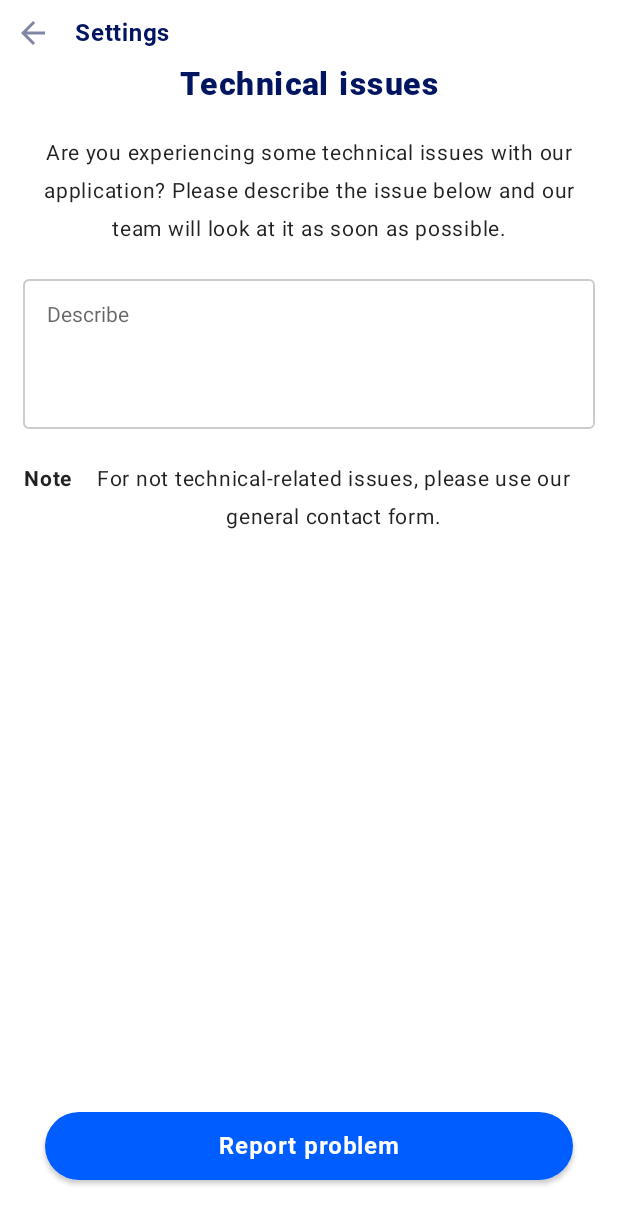
After one commit to RemonImpel/IPDemo, an Android app built with Jetpack Compose: the ReportProblemScreen screen opened through its navigation route, on a phone screen of 412 x 824 dp. The commit adds this screen. Shown: the top 1224 px of the screen. Run offline under Robolectric (Android 15) with nearby library versions, the phone set to English and light mode, and no system bars.

Commit message:
ReportProblemScreen.kt

```diff
--- a/app/src/main/java/com/example/ipdemo/Navigations/AppNavigations.kt
+++ b/app/src/main/java/com/example/ipdemo/Navigations/AppNavigations.kt
@@ -17,7 +17,9 @@ enum class Screens {
     ABOUTUS,
     CHANGELOG,
     CHANGELOGDETAILS,
-    HELPCONTACT
+    HELPCONTACT,
+    FAQ,
+    REPORTPROBLEM
 }
 
 @Composable
@@ -25,7 +27,7 @@ fun IPApp(
     notificationStateController: NotificationStateController,
     navController: NavHostController = rememberNavController()
 ) {
-    Scaffold{ innerpadding ->
+    Scaffold (){ innerpadding ->
         NavHost(
             navController = navController,
             startDestination = Screens.SETTINGS.name,
@@ -72,6 +74,18 @@ fun IPApp(
                 })
             }
 
+            composable(route = Screens.FAQ.name) {
+                FAQScreen(onBack = {
+                    navController.navigateUp()
+                })
+            }
+
+            composable(route = Screens.REPORTPROBLEM.name) {
+                ReportProblemScreen(onBack = {
+                    navController.navigateUp()
+                })
+            }
+
         }
 
     }
--- a/app/src/main/java/com/example/ipdemo/Screen/HelpContactScreen.kt
+++ b/app/src/main/java/com/example/ipdemo/Screen/HelpContactScreen.kt
@@ -75,7 +75,7 @@ fun HelpContactScreen(onBack: () -> Unit) {
 
                     Column(
                         modifier = Modifier
-                            .padding(top = 190.dp)
+                            .padding(top = 190.dp, start = 10.dp, end = 10.dp)
                             .fillMaxWidth()
                             .fillMaxHeight()
                             .background(Color.White)
@@ -165,7 +165,8 @@ fun HelpContactScreen(onBack: () -> Unit) {
                             Card(
                                 modifier = Modifier
                                     .weight(1f)
-                                    .padding(10.dp).clickable {  },
+                                    .padding(10.dp)
+                                    .clickable { },
                                 shape = RoundedCornerShape(20.dp),
                                 elevation = 1.dp
                             ) {
--- /dev/null
+++ b/app/src/main/java/com/example/ipdemo/Screen/ReportProblemScreen.kt
@@ -0,0 +1,145 @@
+package com.example.ipdemo.Screen
+
+import android.widget.Toast
+import androidx.compose.foundation.border
+import androidx.compose.foundation.layout.*
+import androidx.compose.foundation.shape.RoundedCornerShape
+import androidx.compose.material.*
+import androidx.compose.runtime.Composable
+import androidx.compose.runtime.mutableStateOf
+import androidx.compose.runtime.*
+import androidx.compose.ui.Alignment
+import androidx.compose.ui.Modifier
+import androidx.compose.ui.graphics.Brush
+import androidx.compose.ui.graphics.Color
+import androidx.compose.ui.platform.LocalContext
+import androidx.compose.ui.res.colorResource
+import androidx.compose.ui.text.TextStyle
+import androidx.compose.ui.text.capitalize
+import androidx.compose.ui.text.font.Font
+import androidx.compose.ui.text.font.FontFamily
+import androidx.compose.ui.text.font.FontWeight
+import androidx.compose.ui.text.style.TextAlign
+import androidx.compose.ui.unit.dp
+import androidx.compose.ui.unit.sp
+import com.example.ipdemo.R
+import com.example.ipdemo.Utils.Constants
+import com.example.ipdemo.ui.theme.Components.AppToolbarCompose
+import com.example.ipdemo.ui.theme.blueButton
+import com.example.ipdemo.ui.theme.darkButtonTextStyle
+
+@Composable
+fun ReportProblemScreen(onBack: () -> Unit) {
+
+    var context = LocalContext.current
+    var issue by remember {
+        mutableStateOf("")
+    }
+
+    Scaffold(floatingActionButton = {
+        Button(modifier = Modifier
+            .fillMaxWidth()
+            .padding(start = 30.dp, end = 30.dp, bottom = 20.dp),
+            shape = RoundedCornerShape(50.dp),
+            colors = ButtonDefaults.buttonColors(blueButton),
+            onClick = {
+                if(issue.isNotEmpty()){
+                    Toast.makeText(context, issue, Toast.LENGTH_SHORT).show()
+                }else{
+                    Toast.makeText(context, "nothing to report", Toast.LENGTH_SHORT).show()
+                }
+            }) {
+
+            Text(
+                text = Constants.report_problem.capitalize(),
+                style = darkButtonTextStyle,
+                modifier = Modifier.padding(top = 5.dp, bottom = 5.dp)
+            )
+
+        }
+    }, floatingActionButtonPosition = FabPosition.Center) {
+        Column(modifier = Modifier.fillMaxSize()) {
+            AppToolbarCompose(
+                title = Constants.setting.capitalize(), onBackClick = onBack
+            )
+
+            Box(modifier = Modifier.fillMaxSize()) {
+                Column(
+                    modifier = Modifier
+                        .fillMaxSize()
+                        .padding(start = 15.dp, end = 15.dp),
+                    horizontalAlignment = Alignment.CenterHorizontally,
+                    //verticalArrangement = Arrangement.Center
+                ) {
+                    Text(
+                        text = Constants.technical_issues.capitalize(), style = TextStyle(
+                            letterSpacing = 1.sp,
+                            color = colorResource(id = R.color.default_text_color),
+                            fontSize = 21.sp,
+                            //fontWeight = FontWeight.Bold,l
+                            fontFamily = FontFamily(Font(R.font.roboto_black))
+                        )
+                    )
+
+                    Divider(color = Color.Transparent, modifier = Modifier.height(25.dp))
+
+                    Text(
+                        text = Constants.tech_issue_top.capitalize(), style = TextStyle(
+                            fontSize = 14.sp,
+                            lineHeight = 25.sp,
+                            letterSpacing = .5.sp,
+                            textAlign = TextAlign.Center
+                        )
+                    )
+
+                    Divider(color = Color.Transparent, modifier = Modifier.height(25.dp))
+
+                    OutlinedTextField(
+                        colors = TextFieldDefaults.textFieldColors(
+                            backgroundColor = Color.Transparent,
+                            focusedIndicatorColor = Color.LightGray,
+                            unfocusedIndicatorColor = Color.LightGray,
+                            cursorColor = Color.Black
+                        ),
+                        value = issue,
+                        onValueChange = { issue = it },
+                        placeholder = {
+                            Text(
+                                text = Constants.describe.capitalize(),
+                                style = TextStyle(fontSize = 14.sp)
+                            )
+                        },
+                        modifier = Modifier
+                            .fillMaxWidth()
+                            .height(100.dp)
+                    )
+
+                    Divider(color = Color.Transparent, modifier = Modifier.height(25.dp))
+
+                    Row() {
+
+                        Text(
+                            text = Constants.note.capitalize(), style = TextStyle(
+                                fontSize = 14.sp,
+                                lineHeight = 25.sp,
+                                letterSpacing = .5.sp,
+                                textAlign = TextAlign.Center,
+                                fontWeight = FontWeight.Bold
+                            )
+                        )
+
+                        Text(
+                            text = Constants.tech_issue_note.capitalize(), style = TextStyle(
+                                fontSize = 14.sp,
+                                lineHeight = 25.sp,
+                                letterSpacing = .5.sp,
+                                textAlign = TextAlign.Center
+                            )
+                        )
+                    }
+
+                }
+            }
+        }
+    }
+}
--- a/app/src/main/java/com/example/ipdemo/Utils/Constants.kt
+++ b/app/src/main/java/com/example/ipdemo/Utils/Constants.kt
@@ -6,7 +6,8 @@ object Constants {
     val notifications = "notifications"
     val faq = "F.A.Q"
     val help_and_contact = "help and contact"
-    val report_problem = "report a problem"
+    val report_a_problem = "report a problem"
+    val report_problem = "report problem"
     val terms_of_use = "terms of use"
     val about_us = "about us"
     val changelog = "changelog"
@@ -31,6 +32,21 @@ object Constants {
     var email_us = "email us"
 
     var business = "business"
+
+    var view_video_app_features = "view video of app features"
+
+    var frequently_asked_question = "frequently asked questions"
+
+    var technical_issues = "technical issues"
+
+    var tech_issue_top = "Are you experiencing some technical issues with our application? Please describe the issue below and our team will look at it as soon as possible."
+
+    var tech_issue_note = "For not technical-related issues, please use our general contact form."
+
+    var note = "note"
+
+    var describe = "describe"
+
 }
 
 //"Internet Police" Would Like to Send You Notifications
```
Also changed, not shown: app/src/main/java/com/example/ipdemo/Screen/FAQScreen.kt (added, +194 -0 lines), app/src/main/java/com/example/ipdemo/Screen/SettingsScreen.kt (+11 -3 lines), app/src/main/res/drawable/character_bruin_haar.png (added), app/src/main/res/drawable/faq_top.png (added), app/src/main/res/drawable/faq_top_background.png (added).
